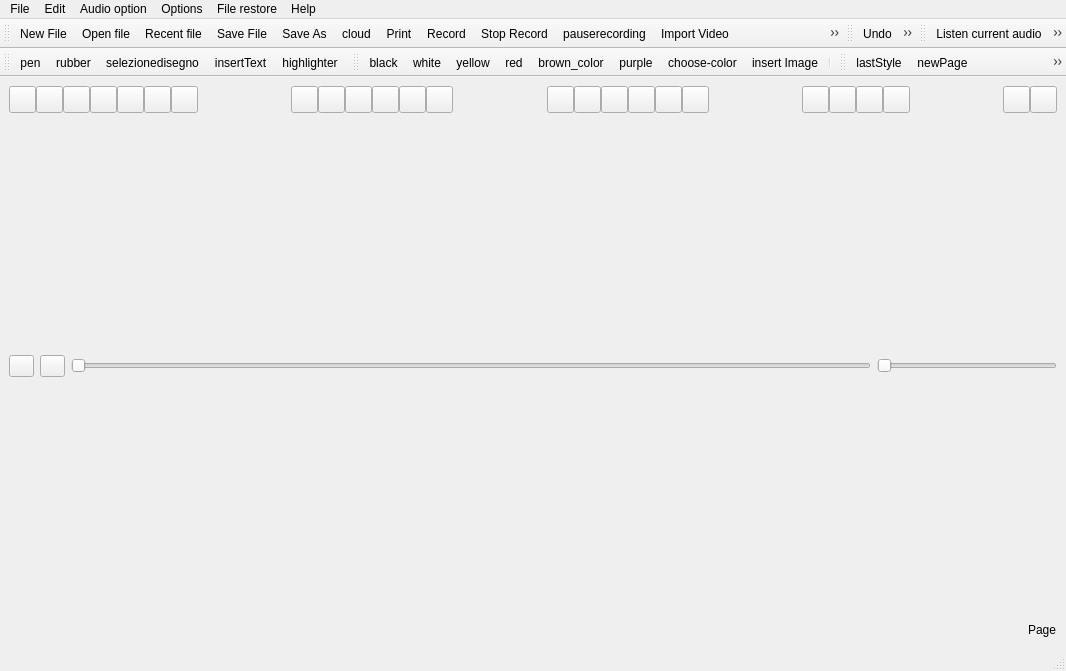
giacomogroppi/writernote-qt, file src/mainwindow.ui: the form before one commit.
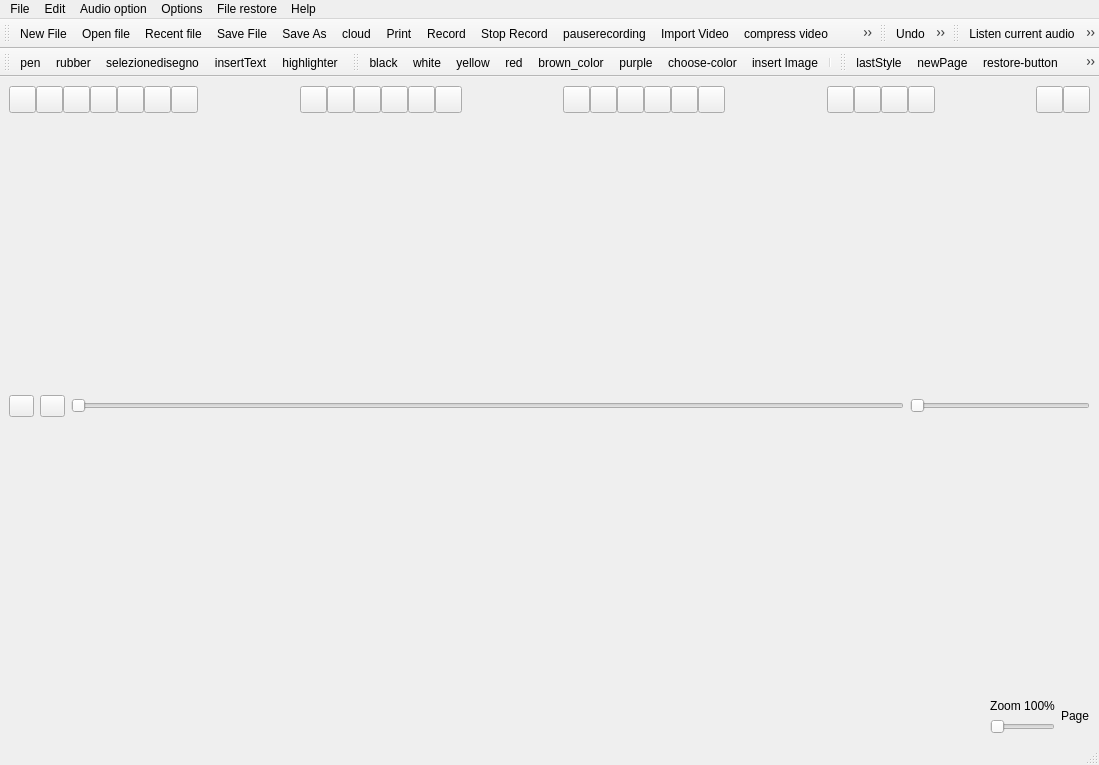
The form after the commit. Icons and pictures are not drawn.

Commit message: add slider for zoom

The edit to the form file:
```diff
--- a/src/mainwindow.ui
+++ b/src/mainwindow.ui
@@ -6,8 +6,8 @@
    <rect>
     <x>0</x>
     <y>0</y>
-    <width>1066</width>
-    <height>671</height>
+    <width>1099</width>
+    <height>765</height>
    </rect>
   </property>
   <property name="windowTitle">
@@ -18,7 +18,7 @@
     <normaloff>:/image/images/icon-writernote.png</normaloff>:/image/images/icon-writernote.png</iconset>
   </property>
   <widget class="QWidget" name="centralwidget">
-   <layout class="QVBoxLayout" name="verticalLayout_3">
+   <layout class="QVBoxLayout" name="verticalLayout_4">
     <item>
      <layout class="QHBoxLayout" name="Layout_Button">
       <property name="spacing">
@@ -661,6 +661,51 @@
         </property>
        </spacer>
       </item>
+      <item>
+       <layout class="QVBoxLayout" name="verticalLayout_3">
+        <item>
+         <widget class="QLabel" name="labelZoom">
+          <property name="maximumSize">
+           <size>
+            <width>100</width>
+            <height>20</height>
+           </size>
+          </property>
+          <property name="text">
+           <string>Zoom 100%</string>
+          </property>
+          <property name="scaledContents">
+           <bool>false</bool>
+          </property>
+          <property name="alignment">
+           <set>Qt::AlignCenter</set>
+          </property>
+          <property name="wordWrap">
+           <bool>false</bool>
+          </property>
+         </widget>
+        </item>
+        <item>
+         <widget class="QSlider" name="sliderZoom">
+          <property name="maximumSize">
+           <size>
+            <width>16777215</width>
+            <height>20</height>
+           </size>
+          </property>
+          <property name="minimum">
+           <number>1</number>
+          </property>
+          <property name="maximum">
+           <number>200</number>
+          </property>
+          <property name="orientation">
+           <enum>Qt::Horizontal</enum>
+          </property>
+         </widget>
+        </item>
+       </layout>
+      </item>
       <item>
        <widget class="QLabel" name="page">
         <property name="maximumSize">
@@ -686,7 +731,7 @@
     <rect>
      <x>0</x>
      <y>0</y>
-     <width>1066</width>
+     <width>1099</width>
      <height>22</height>
     </rect>
    </property>
```
The commit also changes 8 other files.
